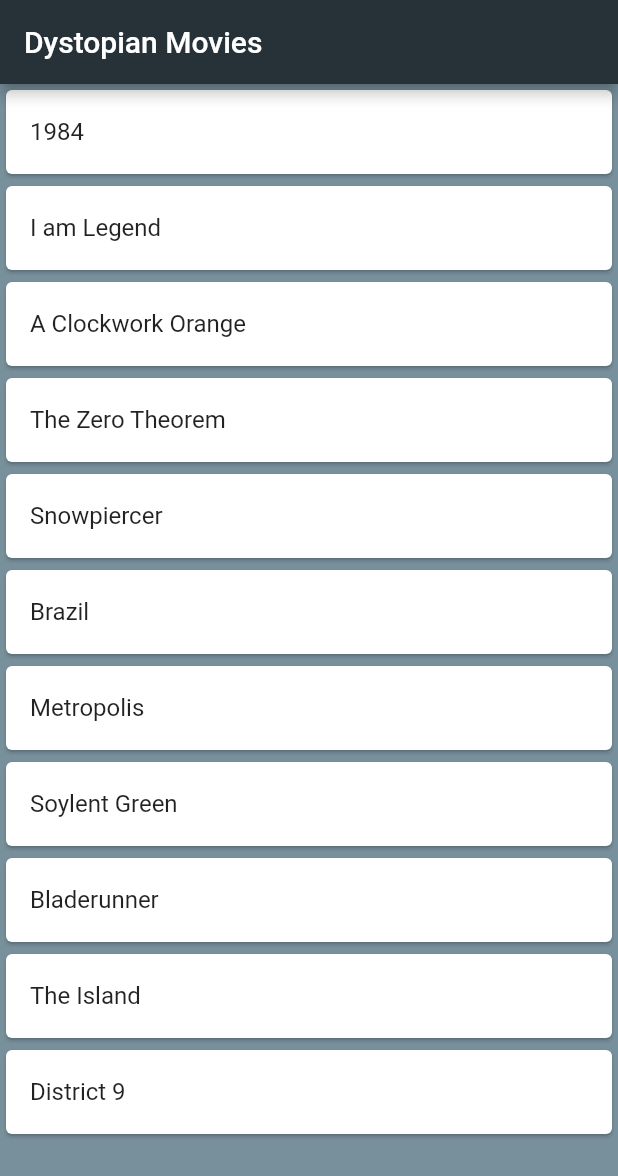
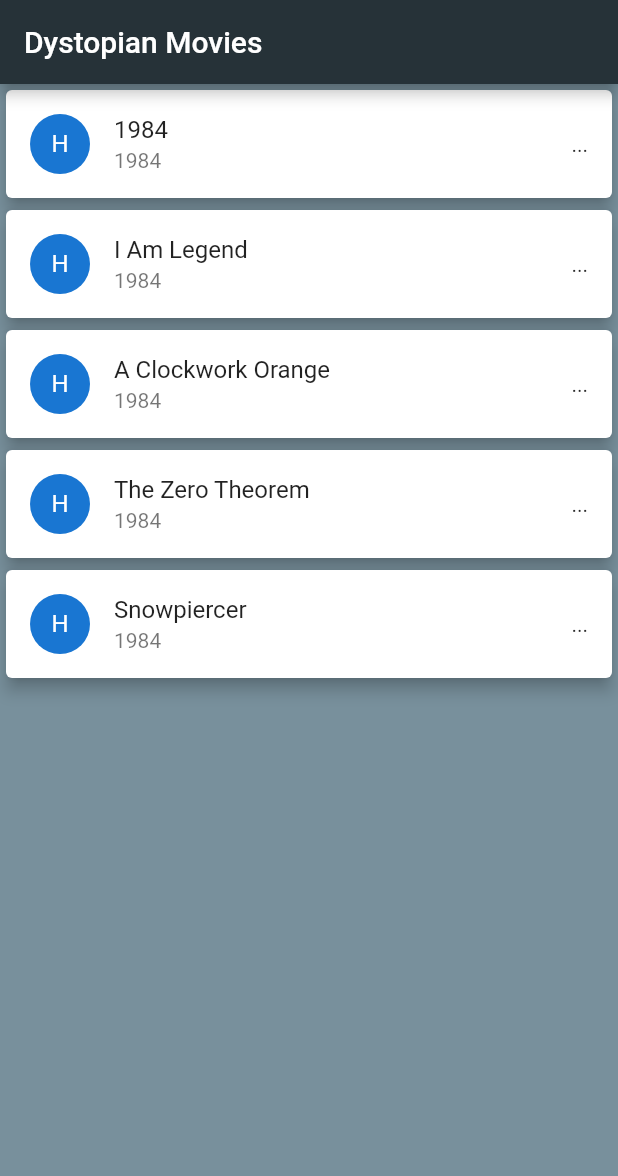
Before and after one commit to purgatory13/Flutter_Projects, a Flutter app: the screen it shows after launch, on a phone screen of 412 x 824 dp. Shown: the top 1176 px of the screen. Run offline on Flutter 3.47's test engine with Material 2 defaults, Android fonts, the light colour scheme and no system bars.

Commit message:
Updated Movie list with 5 movies

```diff
--- /dev/null
+++ b/lib/model/movie.dart
@@ -0,0 +1,110 @@
+class Movie {
+
+  static List<Movie> getMovies() =>  [
+    Movie("1984", "1984", "R", "22 March 1985", "113 min", "Drama, Sci-Fi",
+        "Michael Radford", "Michael Radford, George Orwell (novel)",
+        "John Hurt, Richard Burton, Suzanna Hamilton",
+        "Winston Smith is a low-ranking member of the ruling Party in London, in the nation of Oceania. Everywhere Winston goes, even his own home, the Party watches him through telescreens; everywhere he looks he sees the face of the Party’s seemingly omniscient leader, a figure known only as Big Brother.",
+        "English", "USA, UK", "Evening Standard British Film Award for Best Film in 1985",
+        "https://images-na.ssl-images-amazon.com/images/I/51mTrEcXHJL._AC_.jpg",
+        "7.1", "65,544", "movie", "True", [
+          "https://cdn.theatlantic.com/thumbor/PLSCxGQSGKov_ltuedlqFv4k05Y=/720x405/media/img/mt/2014/04/1984_movie-1/original.jpg",
+          "https://imgix.bustle.com/uploads/image/2018/3/21/39229b65-3a17-441f-bdf1-54058d57bde6-1984_still.jpg?w=800&auto=format%2Ccompress&cs=srgb&q=70&fit=crop&crop=faces&dpr=2",
+          "https://i.guim.co.uk/img/media/910745047fad990f222dadbb4ff836c5f77c49f3/134_0_2601_1560/master/2601.jpg?width=300&quality=45&auto=format&fit=max&dpr=2&s=6f1ddc657492ab44f21cd3b0836bc75c",
+          "https://static.rogerebert.com/uploads/review/primary_image/reviews/1984-1984/EB19840101REVIEWS401010301AR.jpg",
+          "https://res.cloudinary.com/jerrick/image/upload/fl_progressive,q_auto,w_1024/zyqgk0otoreo9ggkjkgt.jpg"
+        ]),
+    Movie("I Am Legend", "2007", "PG-13", "14 Dec 2007", "101 min", "Drama, Horror, Sci-Fi",
+        "Francis Lawrence", "Mark Protosevich (screenplay), Akiva Goldsman (screenplay), Richard Matheson (novel), John William Corrington, Joyce Hooper Corrington",
+        "Will Smith, Alice Braga, Charlie Tahan, Salli Richardson-Whitfield",
+        "Years after a plague kills most of humanity and transforms the rest into monsters, the sole survivor in New York City struggles valiantly to find a cure.",
+        "English", "USA", "9 wins & 21 nominations.",
+        "http://ia.media-imdb.com/images/M/MV5BMTU4NzMyNDk1OV5BMl5BanBnXkFtZTcwOTEwMzU1MQ@@._V1_SX300.jpg",
+        "7.2", "533,874", "movie", "True", [
+          "https://images-na.ssl-images-amazon.com/images/M/MV5BMTI0NTI4NjE3NV5BMl5BanBnXkFtZTYwMDA0Nzc4._V1_.jpg",
+          "https://images-na.ssl-images-amazon.com/images/M/MV5BMTIwMDg2MDU4M15BMl5BanBnXkFtZTYwMTA0Nzc4._V1_.jpg",
+          "https://images-na.ssl-images-amazon.com/images/M/MV5BMTc5MDM1OTU5OV5BMl5BanBnXkFtZTYwMjA0Nzc4._V1_.jpg",
+          "https://images-na.ssl-images-amazon.com/images/M/MV5BMTA0MTI2NjMzMzFeQTJeQWpwZ15BbWU2MDMwNDc3OA@@._V1_.jpg"
+        ]),
+    Movie("A Clockwork Orange", "1971", "R", "02 Feb 1972", "136 min", "Crime, Drama, Sci-Fi",
+        "Stanley Kubrick", "Stanley Kubrick (screenplay), Anthony Burgess (novel)",
+        "Malcolm McDowell, Patrick Magee, Michael Bates",
+        "n the future, a sadistic gang leader is imprisoned and volunteers for a conduct-aversion experiment, but it doesn't go as planned.",
+        "English", "USA, UK", "Nominated for 4 Oscars, 3 Golden Globes, 7 BAFTA",
+        "https://i5.walmartimages.com/asr/e637d6ab-c45c-45f0-b42f-b81c90e6ae2a_1.40c00e6fa6f5b6c49eb4cb71f5bbbae9.jpeg",
+        "8.3", "747,365", "movie", "True", [
+          "https://img.culturacolectiva.com/cdn-cgi/image/f=auto,w=1600,q=80,fit=contain/content_image/2019/9/9/1567991498288-20-things-you-didnt-know-about-a-clockwork-orange-but-should.001.jpeg",
+          "https://cdn.newsapi.com.au/image/v1/ee1b15b0c1bf83819e213647325d08c6",
+          "https://movies-b26f.kxcdn.com/wp-content/uploads/2020/04/Mxdwn-Movies-A-Clockwork-Orange.2.jpg"
+        ]),
+    Movie("The Zero Theorem", "2013", "R", "19 Aug 2014", "107 min", "Comedy, Drama, Fantasy",
+        "Terry Gilliam", "Pat Rushin (screenplay), Terry Gilliam (additional dialogue)",
+        "Christoph Waltz, Lucas Hedges, Mélanie Thierry",
+        "A hugely talented but socially isolated computer operator is tasked by Management to prove the Zero Theorem: that the universe ends as nothing, rendering life meaningless. But meaning is what he already craves.",
+        "English", "UK, Romania, France, USA", "Academy of Science Fiction, Fantasy & Horror Films, USA 2015 nominee",
+        "https://m.media-amazon.com/images/M/MV5BMTc4NTIxMTE0OF5BMl5BanBnXkFtZTgwNTQ5NTYxMjE@._V1_.jpg",
+        "6.1", "44,983", "movie", "True", [
+          "https://www.thepopcornmuncher.com/wp-content/uploads/2014/03/zero-theorem-qohen-bob-1024x572.jpg",
+          "https://www.denofgeek.com/wp-content/uploads/2014/09/zero_theorem_3_1.jpg?fit=620%2C368",
+          "https://images-na.ssl-images-amazon.com/images/G/01/digital/video/hero/Movies/2013/TheZeroTheorem_314234200_411279._V325239457_SX1080_.jpg",
+          "https://mediad.publicbroadcasting.net/p/shared/npr/201805/349558121.jpg",
+          "https://cdn.vox-cdn.com/thumbor/6z3JU7oJOKjnPBKHFA0C9V30Al8=/0x12:680x465/1200x800/filters:focal(0x12:680x465)/cdn.vox-cdn.com/imported_assets/1785899/new-the-zero-theorem2.jpg"
+        ]
+    ),
+    Movie("Snowpiercer", "2013", "R", "11 July 2014", "126 min", "Action, Drama, Sci-Fi",
+        "Bong Joon Ho", "Jacques Lob, Benjamin Legrand, Jean-Marc Rochette",
+        "Chris Evans, Jamie Bell, Tilda Swinton",
+        "In a future where a failed climate-change experiment has killed all life except for the lucky few who boarded the Snowpiercer, a train that travels around the globe, a new class system emerges.",
+        "English, Korean, French, Japanese, Czeck, German", "South Korea, Czeck Republic", "Asia-Pacific Film Festival 2013 winner",
+        "https://m.media-amazon.com/images/M/MV5BMTQ3NzA1MTY3MV5BMl5BanBnXkFtZTgwNzE2Mzg5MTE@._V1_UX182_CR0,0,182,268_AL_.jpg",
+        "7.1", "312,076", "movie", "True", [
+          "https://movies.mxdwn.com/wp-content/uploads/2020/02/snowpiercer_1280x720-1.jpg",
+          "https://i.pinimg.com/originals/0f/fa/fc/0ffafcf7855ab77132d954062c50ed72.png",
+          "https://thefilmstage.com/wp-content/uploads/2013/07/snowpiercer_3-759x500.jpg",
+          "https://i.pinimg.com/originals/d3/3b/56/d33b568503579e2457c9950a410d0be3.png",
+          "https://encrypted-tbn0.gstatic.com/images?q=tbn%3AANd9GcThi2yxPrC2ywgYy8_z0HONAqn9M86hvT-DYA&usqp=CAU"
+        ])
+  ];
+
+  String title;
+  String year;
+  String rated;
+  String released;
+  String runtime;
+  String genre;
+  String director;
+  String writer;
+  String actors;
+  String plot;
+  String language;
+  String country;
+  String awards;
+  String poster;
+  String imdbRating;
+  String imdbVotes;
+  String type;
+  String response;
+  List<String> images;
+
+  Movie(
+      this.title,
+      this.year,
+      this.rated,
+      this.released,
+      this.runtime,
+      this.genre,
+      this.director,
+      this.writer,
+      this.actors,
+      this.plot,
+      this.language,
+      this.country,
+      this.awards,
+      this.poster,
+      this.imdbRating,
+      this.imdbVotes,
+      this.type,
+      this.response,
+      this.images);
+
+}
--- a/lib/ui/home.dart
+++ b/lib/ui/home.dart
@@ -1,8 +1,12 @@
+import 'package:first_flutter_app/model/movie.dart';
 import 'package:first_flutter_app/model/question.dart';
 import 'package:first_flutter_app/util/hexcolor.dart';
 import 'package:flutter/material.dart';
 
 class MovieListView extends StatelessWidget {
+
+  final List<Movie> movieList = Movie.getMovies();
+
   final List movies = [
     "1984",
     "I am Legend",
@@ -27,12 +31,29 @@ class MovieListView extends StatelessWidget {
       ), //Appbar
       backgroundColor: Colors.blueGrey.shade400,
       body: ListView.builder(
-        itemCount: movies.length,
+        itemCount: movieList.length,
           itemBuilder: (BuildContext context, int index) {
         return Card(
+          elevation: 4.5,
           color: Colors.white,
           child: ListTile(
-            title: Text(movies[index]),
+            leading: CircleAvatar(
+              child: Container(
+                decoration: BoxDecoration(
+                  //color: Colors.blue,
+                  borderRadius: BorderRadius.circular(13.9)
+                ),
+                child: Text("H"),
+              ),
+            ),
+            trailing: Text("..."),
+            title: Text(movieList[index].title),
+            subtitle: Text("${movieList[0].title}"),
+            onTap: () {
+              Navigator.push(context, MaterialPageRoute(
+                  builder: (context) => MovieListViewDetails(movieName: movieList.elementAt(index).title,)));
+            },
+            //onTap: () => debugPrint("Movie name: ${movies.elementAt(index)}"),
           ), //list Tile
         ); //Card
       }), //Listview.builder
@@ -41,6 +62,32 @@ class MovieListView extends StatelessWidget {
 }
 
 //end of MovieListView
+//new route/screen/page
+class MovieListViewDetails extends StatelessWidget {
+
+  final String movieName;
+
+  const MovieListViewDetails({Key key, this.movieName}) : super(key: key);
+
+  @override
+Widget build(BuildContext context) {
+    return Scaffold(
+      appBar: AppBar(
+        title: Text("Movies "),
+        backgroundColor: Colors.blueGrey.shade900,
+      ),
+      body: Center(
+        child: Container(
+          child: RaisedButton(
+            child: Text("Go back ${this.movieName}"),
+            onPressed: (){
+            Navigator.pop(context);
+            }),
+          ),
+      ),
+      );
+  }
+}
 
 
 
```
